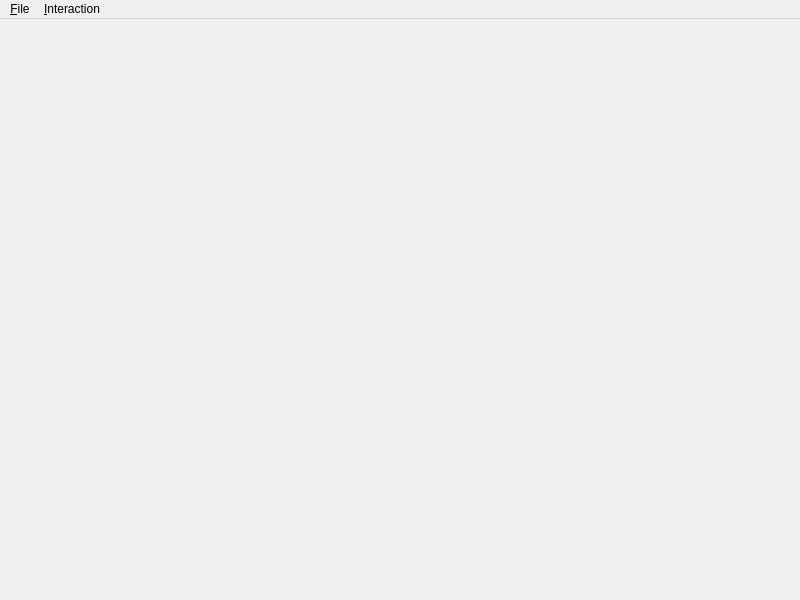
Above: apps/gui-qt/scrttv/mainwindow.ui from SeisComP/main before the change. Below: the same form after it.
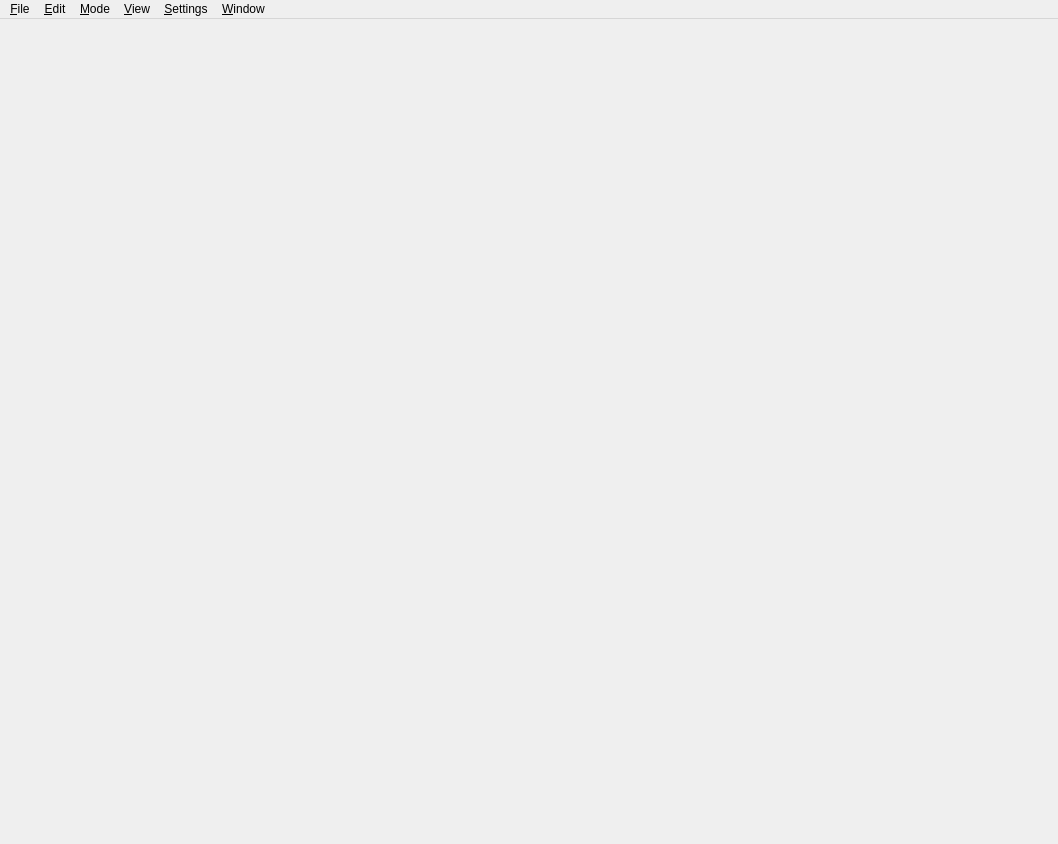
That is the form after the change.

Commit message:
[scrttv] Add settings structure and allow to select picks
Furthermore associated picks are being drawn differently to
indicate the association state.

Diff of the .ui file:
```diff
--- a/apps/gui-qt/scrttv/mainwindow.ui
+++ b/apps/gui-qt/scrttv/mainwindow.ui
@@ -3,59 +3,57 @@
  <comment></comment>
  <exportmacro></exportmacro>
  <class>MainWindow</class>
- <widget class="QMainWindow" name="MainWindow" >
-  <property name="geometry" >
+ <widget class="QMainWindow" name="MainWindow">
+  <property name="geometry">
    <rect>
     <x>0</x>
     <y>0</y>
-    <width>800</width>
-    <height>600</height>
+    <width>1058</width>
+    <height>844</height>
    </rect>
   </property>
   <property name="windowTitle" >
    <string>RealtimeTraceView</string>
   </property>
-  <widget class="QWidget" name="centralwidget" >
-   <layout class="QVBoxLayout" >
-    <property name="margin" >
-     <number>9</number>
-    </property>
-    <property name="spacing" >
+  <widget class="QWidget" name="centralwidget">
+   <layout class="QVBoxLayout">
+    <property name="spacing">
      <number>6</number>
     </property>
+    <property name="leftMargin">
+     <number>0</number>
+    </property>
+    <property name="topMargin">
+     <number>0</number>
+    </property>
+    <property name="rightMargin">
+     <number>0</number>
+    </property>
+    <property name="bottomMargin">
+     <number>9</number>
+    </property>
    </layout>
   </widget>
-  <widget class="QMenuBar" name="menubar" >
-   <property name="geometry" >
+  <widget class="QMenuBar" name="menubar">
+   <property name="geometry">
     <rect>
      <x>0</x>
      <y>0</y>
-     <width>800</width>
-     <height>24</height>
+     <width>1058</width>
+     <height>38</height>
     </rect>
    </property>
-   <widget class="QMenu" name="menu_Inventory" >
-    <property name="title" >
-     <string>I&amp;nventory</string>
-    </property>
-    <addaction name="actionSelectStreams" />
-   </widget>
-   <widget class="QMenu" name="menu_Traces" >
-    <property name="title" >
-     <string>&amp;Traces</string>
-    </property>
-   </widget>
-   <widget class="QMenu" name="menu_File" >
-    <property name="title" >
+   <widget class="QMenu" name="menuFile">
+    <property name="title">
      <string>&amp;File</string>
     </property>
     <addaction name="actionOpenXMLFile" />
     <addaction name="separator" />
     <addaction name="actionQuit" />
    </widget>
-   <widget class="QMenu" name="menu_Interaction" >
-    <property name="title" >
-     <string>&amp;Interaction</string>
+   <widget class="QMenu" name="menuWindow">
+    <property name="title">
+     <string>&amp;Window</string>
     </property>
     <addaction name="actionCycleFilters" />
     <addaction name="actionCycleFiltersReverse" />
@@ -94,19 +92,79 @@
     <addaction name="actionDefaultDisplay" />
     <addaction name="actionListHiddenStreams" />
    </widget>
-   <addaction name="menu_File" />
-   <addaction name="menu_Interaction" />
+   <widget class="QMenu" name="menuView">
+    <property name="title">
+     <string>&amp;View</string>
+    </property>
+    <addaction name="actionLineUp"/>
+    <addaction name="actionLineDown"/>
+    <addaction name="actionPageUp"/>
+    <addaction name="actionPageDown"/>
+    <addaction name="actionToTop"/>
+    <addaction name="actionToBottom"/>
+    <addaction name="actionScrollLeft"/>
+    <addaction name="actionScrollRight"/>
+    <addaction name="separator"/>
+    <addaction name="actionAlignLeft"/>
+    <addaction name="actionAlignRight"/>
+    <addaction name="actionAlignOriginTime"/>
+    <addaction name="separator"/>
+    <addaction name="actionHorZoomIn"/>
+    <addaction name="actionHorZoomOut"/>
+    <addaction name="actionVerZoomIn"/>
+    <addaction name="actionVerZoomOut"/>
+    <addaction name="separator"/>
+    <addaction name="actionJumpToLastRecord"/>
+    <addaction name="separator"/>
+    <addaction name="actionViewPicks"/>
+    <addaction name="actionViewArrivals"/>
+    <addaction name="separator"/>
+    <addaction name="actionToggleAllRecords"/>
+    <addaction name="actionToggleRecordBorders"/>
+    <addaction name="actionToggleAutoMove"/>
+    <addaction name="actionApplyGain"/>
+    <addaction name="actionNormalizeVisibleAmplitudes"/>
+    <addaction name="actionDefaultDisplay"/>
+    <addaction name="separator"/>
+    <addaction name="actionSortStaCode"/>
+    <addaction name="actionSortDistance"/>
+    <addaction name="actionSortNetStaCode"/>
+    <addaction name="actionSortGroup"/>
+    <addaction name="actionRestoreConfigOrder"/>
+    <addaction name="separator"/>
+    <addaction name="actionListHiddenStreams"/>
+   </widget>
+   <widget class="QMenu" name="menuEdit">
+    <property name="title">
+     <string>&amp;Edit</string>
+    </property>
+    <addaction name="actionCycleFilters"/>
+    <addaction name="actionCycleFiltersReverse"/>
+    <addaction name="separator"/>
+    <addaction name="actionClearPickMarkers"/>
+   </widget>
+   <widget class="QMenu" name="menuSettings">
+    <property name="title">
+     <string>&amp;Settings</string>
+    </property>
+   </widget>
+   <widget class="QMenu" name="menuMode">
+    <property name="title">
+     <string>&amp;Mode</string>
+    </property>
+    <addaction name="actionModeNone"/>
+    <addaction name="actionModePicks"/>
+    <addaction name="actionModeZoom"/>
+   </widget>
+   <addaction name="menuFile"/>
+   <addaction name="menuEdit"/>
+   <addaction name="menuMode"/>
+   <addaction name="menuView"/>
+   <addaction name="menuSettings"/>
+   <addaction name="menuWindow"/>
   </widget>
-  <widget class="QStatusBar" name="statusbar" >
-   <property name="geometry" >
-    <rect>
-     <x>0</x>
-     <y>576</y>
-     <width>800</width>
-     <height>24</height>
-    </rect>
-   </property>
-   <property name="sizeGripEnabled" >
+  <widget class="QStatusBar" name="statusbar">
+   <property name="sizeGripEnabled">
     <bool>false</bool>
    </property>
   </widget>
```
Left out of the diff: 565 changed lines with no effect on the pictures. The commit also changes 16 other files.
